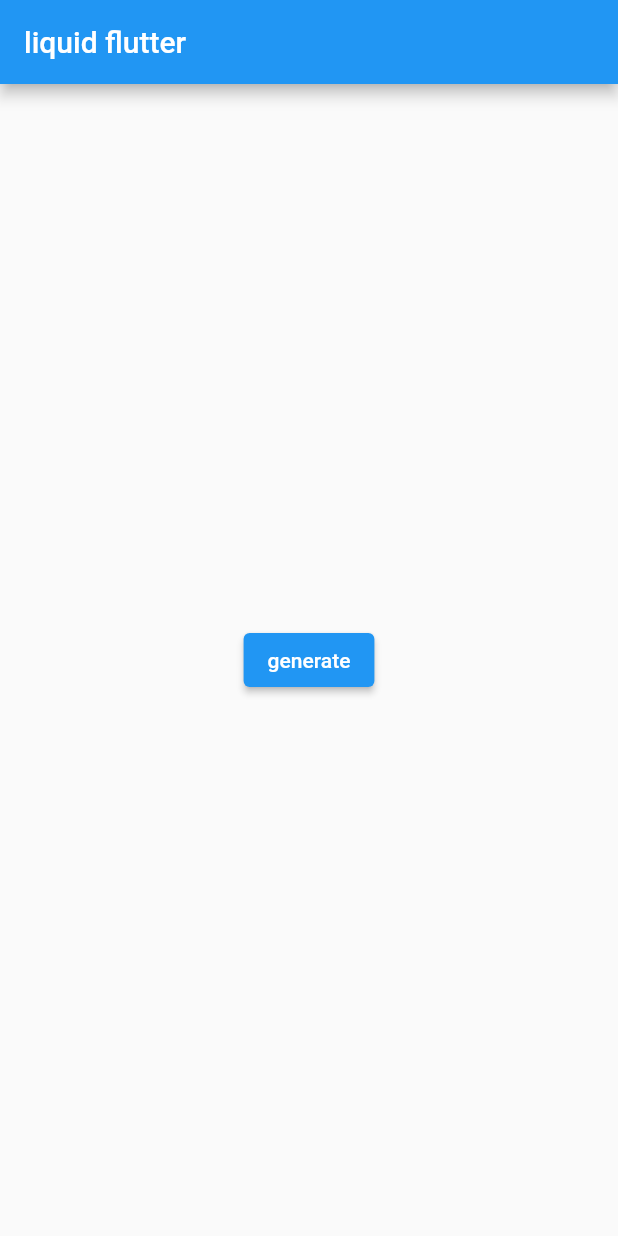
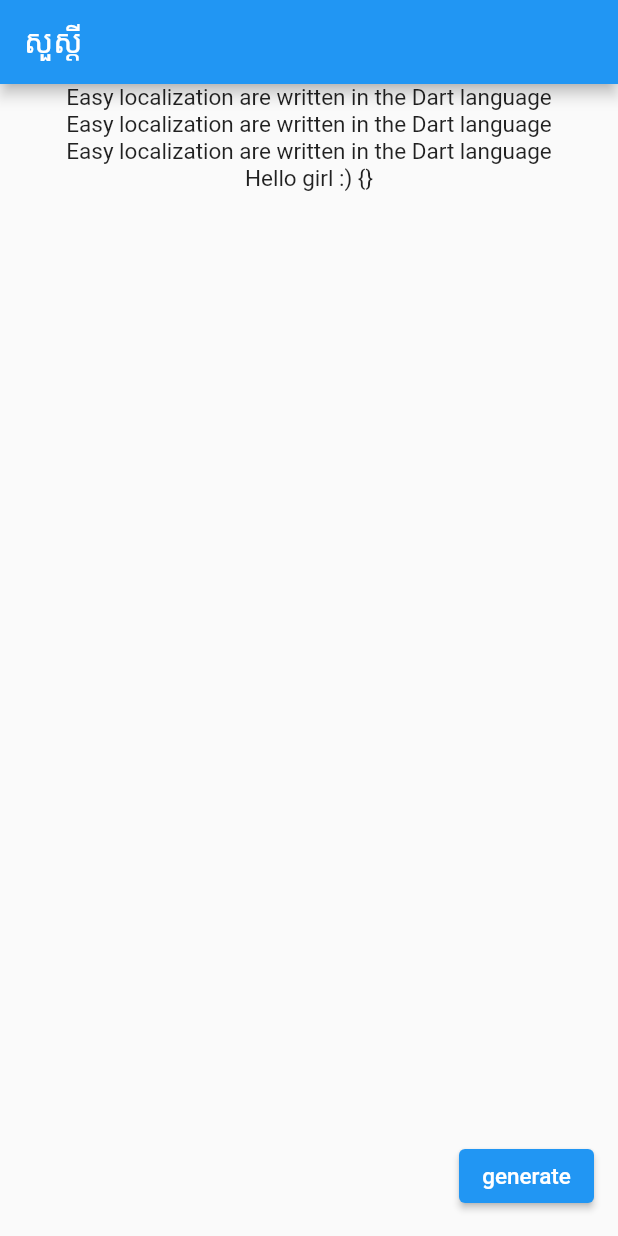
Before and after one commit to ergonlabs/liquid_dart, a Flutter app: the screen it shows after launch, after a tap on "generate", on a phone screen of 412 x 824 dp. Run offline on Flutter 3.47's test engine with Material 2 defaults, Android fonts, the phone set to English and light mode, and no system bars; our stand-ins replace easy_localization, string_scanner; missing offline and left inert: easy_logger.

Commit message:
add tr to work with easy_localization

```diff
--- a/analysis_options.yaml
+++ b/analysis_options.yaml
@@ -9,6 +9,7 @@ linter:
   rules:
     unnecessary_this: false
     prefer_final_fields: false
+    prefer_single_quotes: false
 
 analyzer:
 #   exclude:
--- a/example/assets/translations/en-US.json
+++ b/example/assets/translations/en-US.json
@@ -1,3 +1,11 @@
 {
-    "welcome": "Welcome"
+    "welcome": "Welcome",
+    "msg": "{} are written in the {} language",
+    "msg_named": "Easy localization are written in the {lang} language",
+    "msg_mixed": "{} are written in the {lang} language",
+    "gender": {
+        "male": "Hi man ;) {}",
+        "female": "Hello girl :) {}",
+        "other": "Hello {}"
+    }
 }
--- a/example/assets/translations/km-KH.json
+++ b/example/assets/translations/km-KH.json
@@ -1,3 +1,11 @@
 {
-    "welcome": "សួស្តី"
+    "welcome": "សួស្តី",
+    "msg": "{} are written in the {} language",
+    "msg_named": "Easy localization are written in the {lang} language",
+    "msg_mixed": "{} are written in the {lang} language",
+    "gender": {
+        "male": "Hi man ;) {}",
+        "female": "Hello girl :) {}",
+        "other": "Hello {}"
+    }
 }
--- a/example/lib/main.dart
+++ b/example/lib/main.dart
@@ -8,15 +8,21 @@ void main() async {
 
   runApp(
     EasyLocalization(
-        supportedLocales: [Locale('en', 'US'), Locale('km', 'KH')],
-        path: 'assets/translations', // <-- change the path of the translation files
-        fallbackLocale: Locale('en', 'US'),
-        child: MyApp()),
+      supportedLocales: const [
+        Locale('en', 'US'),
+        Locale('km', 'KH'),
+      ],
+      path: 'assets/translations',
+      startLocale: const Locale('km', 'KH'),
+      fallbackLocale: const Locale('en', 'US'),
+      saveLocale: true,
+      child: const MyApp(),
+    ),
   );
 }
 
 class MyApp extends StatefulWidget {
-  const MyApp({Key? key}) : super(key: key);
+  const MyApp({Key key}) : super(key: key);
 
   @override
   _MyAppState createState() => _MyAppState();
@@ -28,15 +34,18 @@ class _MyAppState extends State<MyApp> {
     return MaterialApp(
       initialRoute: "/",
       title: "test liquid",
+      localizationsDelegates: context.localizationDelegates,
+      supportedLocales: context.supportedLocales,
+      locale: context.locale,
       routes: {
-        "/": (_) => HomePage(),
+        "/": (_) => const HomePage(),
       },
     );
   }
 }
 
 class HomePage extends StatefulWidget {
-  const HomePage({Key? key}) : super(key: key);
+  const HomePage({Key key}) : super(key: key);
 
   @override
   _HomePageState createState() => _HomePageState();
@@ -47,21 +56,34 @@ class _HomePageState extends State<HomePage> {
   Widget build(BuildContext context) {
     return Scaffold(
       appBar: AppBar(
-        title: Text("liquid flutter"),
+        title: Text("welcome".tr()),
       ),
-      body: Container(
-        child: Center(
-          child: ElevatedButton(
-            onPressed: _onGenerate,
-            child: Text("generate"),
-          ),
+      body: Center(
+        child: Column(
+          children: [
+            // args
+            Text('msg').tr(args: ['Easy localization', 'Dart']),
+
+// namedArgs
+            Text('msg_named').tr(namedArgs: {'lang': 'Dart'}),
+
+// args and namedArgs
+            Text('msg_mixed').tr(args: ['Easy localization'], namedArgs: {'lang': 'Dart'}),
+
+// gender
+            Text('gender').tr(gender: "female"),
+          ],
         ),
+      ),
+      floatingActionButton: ElevatedButton(
+        onPressed: _onGenerate,
+        child: const Text("generate"),
       ),
     );
   }
 
-  _onGenerate() {
-    final raw = '''
+  _onGenerate() async {
+    const raw = """
 <html>
   <title>{{ title | default: 'Liquid Example'}}</title>
   <body>
@@ -73,10 +95,12 @@ class _HomePageState extends State<HomePage> {
         <td>{{ user.roles | join: ', ' | default: 'none' }}</td>
       </tr>
     {% endfor %}
+    {{ "welcome" | tr : "d" }}
+    {{ "msg" | tr : "Dart", "Great" }}
     </table>
   </body>
 </html>
-  ''';
+  """;
 
     final context = Context.create();
 
@@ -94,6 +118,6 @@ class _HomePageState extends State<HomePage> {
     ];
 
     final template = Template.parse(context, Source.fromString(raw));
-    print(template.render(context));
+    print(await template.render(context));
   }
 }
--- a/lib/src/builtins.dart
+++ b/lib/src/builtins.dart
@@ -1,5 +1,8 @@
+import 'dart:convert';
+
 import 'package:intl/intl.dart';
-
+import 'package:easy_localization/easy_localization.dart';
+import 'package:liquid_engine/src/model.dart';
 import 'block.dart';
 import 'buildin_tags/assign.dart';
 import 'buildin_tags/capture.dart';
@@ -239,6 +242,47 @@ class BuiltinsModule implements Module {
       return 0;
     };
 
+    context.filters['tr'] = (input, args) {
+      LiquidEngine.logger.info("start tr");
+      var _args = <String>[];
+      // var _namedArgs = <String, String>{};
+      // var _gender = "";
+      LiquidEngine.logger.info("args ${args.runtimeType}");
+      _args = List<String>.from(args);
+      // if (args.isNotEmpty == true) {
+      //   if (args is List<String> || args is Iterable<String>) {
+      //     LiquidEngine.logger.info("args is list of string");
+      //     _args = List<String>.from(args);
+      //   } else {
+      //     LiquidEngine.logger.info("args is list of dynamic");
+      //     var m = List<Map>.from(args.map((e) => jsonDecode(e)).toList());
+      //     if (m.isNotEmpty) {
+      //       _args = List<String>.from(Map.from(m[0]).values);
+      //     }
+      //     if (m.length > 1) {
+      //       _namedArgs = Map<String, String>.from(m[1]);
+      //     }
+      //     if (m.length > 2) {
+      //       _gender = m[2].values.first;
+      //     }
+      //   }
+      // }
+
+      if (input is String) {
+        return input.tr(
+          args: _args,
+          // namedArgs: _namedArgs,
+          // gender: _gender,
+        );
+      } else {
+        return "$input".tr(
+          args: _args,
+          // namedArgs: _namedArgs,
+          // gender: _gender,
+        );
+      }
+    };
+
     context.filters['downcase'] = context.filters['lower'] = (input, args) => input!.toString().toLowerCase();
 
     context.filters['upcase'] = context.filters['upper'] = (input, args) => input!.toString().toUpperCase();
--- a/lib/src/model.dart
+++ b/lib/src/model.dart
@@ -1,4 +1,6 @@
 export 'model_web.dart' if (dart.library.io) 'model_io.dart';
+
+import 'package:easy_logger/easy_logger.dart';
 
 abstract class Root {
   Future<Source> resolve(String relPath);
@@ -54,3 +56,18 @@ class Token {
   @override
   String toString() => '<$type line=$line column=$column value=\'$value\'>';
 }
+
+class LiquidEngine {
+  LiquidEngine();
+  static EasyLogger logger = EasyLogger(
+    name: 'liquid_engine',
+    defaultLevel: LevelMessages.debug,
+    enableBuildModes: [BuildMode.debug, BuildMode.profile, BuildMode.release],
+    enableLevels: [
+      LevelMessages.debug,
+      LevelMessages.info,
+      LevelMessages.error,
+      LevelMessages.warning,
+    ],
+  );
+}
--- a/pubspec.yaml
+++ b/pubspec.yaml
@@ -10,6 +10,7 @@ dependencies:
   string_scanner: ^1.1.0
   intl: ^0.17.0
   easy_localization: ^3.0.0
+  easy_logger: ^0.0.2
 
 
 dev_dependencies:
```
Also changed, not shown: example/pubspec.yaml (+3 -5 lines), 3 other files.
